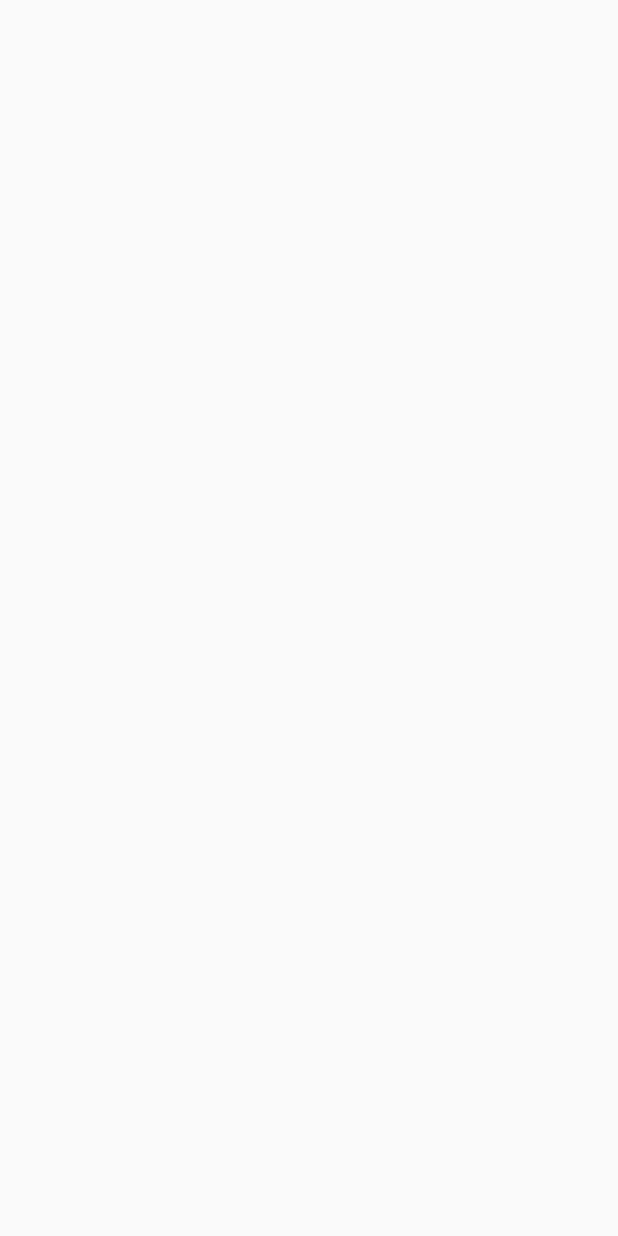
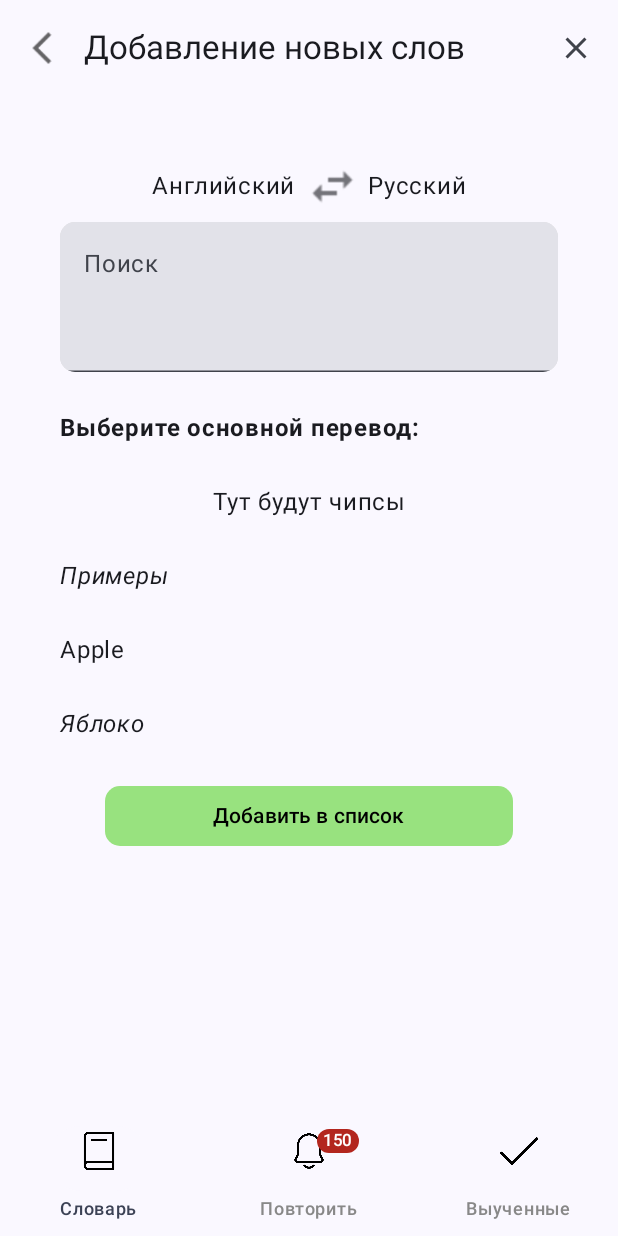
Before and after one commit to Ranfren65/PushWordsApplication, an Android app built with Jetpack Compose: the screen it shows after launch (MainActivity), on a phone screen of 412 x 824 dp. Before the commit the screen is empty. Run offline under Robolectric (Android 15) with nearby library versions, the phone set to English and light mode, and no system bars.

Commit message:
commit dictionary

```diff
--- a/app/src/main/java/com/example/learnenglishapp/MainActivity.kt
+++ b/app/src/main/java/com/example/learnenglishapp/MainActivity.kt
@@ -10,6 +10,10 @@ import androidx.compose.material3.Text
 import androidx.compose.runtime.Composable
 import androidx.compose.ui.Modifier
 import androidx.compose.ui.tooling.preview.Preview
+import com.example.learnenglishapp.presentation.ui.screen.maindictionary.AddNewWordsScreen
+import com.example.learnenglishapp.presentation.ui.screen.maindictionary.ForBeginnersScreen
+import com.example.learnenglishapp.presentation.ui.screen.maindictionary.MainScreen
+import com.example.learnenglishapp.presentation.ui.screen.maindictionary.YourListScreen
 import com.example.learnenglishapp.presentation.ui.theme.LearnEnglishAppTheme
 
 class MainActivity : ComponentActivity() {
@@ -17,7 +21,7 @@ class MainActivity : ComponentActivity() {
         super.onCreate(savedInstanceState)
         setContent {
             LearnEnglishAppTheme {
-
+                AddNewWordsScreen()
             }
         }
     }
--- /dev/null
+++ b/app/src/main/java/com/example/learnenglishapp/presentation/ui/screen/maindictionary/AddNewWordScreen.kt
@@ -0,0 +1,194 @@
+package com.example.learnenglishapp.presentation.ui.screen.maindictionary
+
+import android.annotation.SuppressLint
+import androidx.compose.foundation.background
+import androidx.compose.foundation.layout.Arrangement
+import androidx.compose.foundation.layout.Box
+import androidx.compose.foundation.layout.Column
+import androidx.compose.foundation.layout.Row
+import androidx.compose.foundation.layout.Spacer
+import androidx.compose.foundation.layout.fillMaxSize
+import androidx.compose.foundation.layout.fillMaxWidth
+import androidx.compose.foundation.layout.height
+import androidx.compose.foundation.layout.padding
+import androidx.compose.foundation.layout.size
+import androidx.compose.foundation.shape.RoundedCornerShape
+import androidx.compose.material.icons.Icons
+import androidx.compose.material.icons.filled.Close
+import androidx.compose.material3.Button
+import androidx.compose.material3.ButtonDefaults
+import androidx.compose.material3.ExperimentalMaterial3Api
+import androidx.compose.material3.Icon
+import androidx.compose.material3.IconButton
+import androidx.compose.material3.Scaffold
+import androidx.compose.material3.Text
+import androidx.compose.material3.TextField
+import androidx.compose.material3.TopAppBar
+import androidx.compose.runtime.Composable
+import androidx.compose.runtime.getValue
+import androidx.compose.runtime.mutableStateOf
+import androidx.compose.runtime.remember
+import androidx.compose.runtime.setValue
+import androidx.compose.ui.Alignment
+import androidx.compose.ui.Modifier
+import androidx.compose.ui.draw.clip
+import androidx.compose.ui.graphics.Color
+import androidx.compose.ui.res.colorResource
+import androidx.compose.ui.res.painterResource
+import androidx.compose.ui.text.font.FontStyle
+import androidx.compose.ui.text.font.FontWeight
+import androidx.compose.ui.text.style.TextAlign
+import androidx.compose.ui.unit.dp
+import com.example.learnenglishapp.R
+
+
+@SuppressLint("UnusedMaterial3ScaffoldPaddingParameter")
+@Composable
+fun AddNewWordsScreen() {
+    Scaffold(
+        topBar = {
+            TopBarAddWords(backButtonAddWord = {},
+                           closeAddWordScreen = {})
+        },
+        bottomBar = { BottomBar() }
+
+    ) {
+        AddWords(value = "Поиск") {
+
+        }
+    }
+}
+
+@OptIn(ExperimentalMaterial3Api::class)
+@Composable
+fun TopBarAddWords(
+    backButtonAddWord: () -> Unit,
+    closeAddWordScreen: () -> Unit
+) {
+    TopAppBar(
+        title = { Text(text = "Добавление новых слов") },
+        navigationIcon = {
+            IconButton(onClick = backButtonAddWord) {
+                Icon(
+                    painter = painterResource(id = R.drawable.backbutton),
+                    contentDescription = "back",
+                    tint = Color.Black,
+                    modifier = Modifier.size(25.dp)
+                )
+            }
+        },
+        actions = {
+            IconButton(onClick = closeAddWordScreen) {
+                Icon(
+                    imageVector = Icons.Default.Close,
+                    contentDescription = "Close"
+                )
+            }
+        }
+    )
+}
+
+@Composable
+fun AddWords(
+    value: String,
+    onValueChange: (String) -> Unit
+) {
+    val eng: String = "Английский"
+    val rus: String = "Русский"
+    var serch by remember {
+        mutableStateOf("")
+    }
+    Box(
+        modifier = Modifier
+            .fillMaxSize()
+            .padding(start = 20.dp, end = 20.dp, top = 100.dp)
+
+    ) {
+        Column(
+            modifier = Modifier.fillMaxWidth()
+                    .padding(start = 20.dp, end = 20.dp),
+            horizontalAlignment = Alignment.CenterHorizontally,
+            verticalArrangement = Arrangement.Center
+        ) {
+            Row(
+                verticalAlignment = Alignment.CenterVertically,
+                horizontalArrangement = Arrangement.Center
+            ) {
+                Text(text = eng)
+                IconButton(onClick = { /*TODO*/ }) {
+                    Icon(
+                        painter = painterResource(id = R.drawable.swap),
+                        modifier = Modifier.size(35.dp),
+                        contentDescription = null
+                    )
+                }
+                Text(text = rus)
+            }
+            TextField(
+                modifier = Modifier
+                    .clip(RoundedCornerShape(10.dp))
+                    .background(colorResource(id = R.color.lightLightGray))
+                    .fillMaxWidth()
+                    .height(100.dp),
+                value = serch,
+                onValueChange = { serch = it },
+                placeholder = { Text(text = "Поиск") },
+                trailingIcon = {
+                    if (serch.isNotEmpty())
+                        IconButton(onClick = { /*TODO*/ }) {
+                            Icon(
+                                painter = painterResource(id = R.drawable.vocal),
+                                contentDescription = "vocalize",
+                                modifier = Modifier.size(25.dp)
+                            )
+                        }
+                })
+            Spacer(modifier = Modifier.height(25.dp))
+            Text(modifier = Modifier.fillMaxWidth(),
+                textAlign = TextAlign.Start,
+                text = "Выберите основной перевод:",
+                fontWeight = FontWeight.Bold
+            )
+            Spacer(modifier = Modifier.height(25.dp))
+            ChipsWord()
+            Spacer(modifier = Modifier.height(25.dp))
+            Text(modifier = Modifier.fillMaxWidth(),
+                 textAlign = TextAlign.Start,
+                text = "Примеры",
+                fontStyle = FontStyle.Italic
+            )
+            Spacer(modifier = Modifier.height(25.dp))
+            Text(modifier = Modifier.fillMaxWidth(),
+                 textAlign = TextAlign.Start,
+                 text = "Apple")
+            Spacer(modifier = Modifier.height(25.dp))
+            Text(modifier = Modifier.fillMaxWidth(),
+                 textAlign = TextAlign.Start,
+                text = "Яблоко",
+                fontStyle = FontStyle.Italic
+            )
+            Spacer(modifier = Modifier.height(25.dp))
+            Button(
+                modifier = Modifier
+                    .padding(start = 30.dp, end = 30.dp)
+                    .fillMaxWidth(),
+                shape = RoundedCornerShape(10.dp),
+                colors = ButtonDefaults.buttonColors(
+                    containerColor = colorResource(id = R.color.appGreen),
+                    contentColor = Color.Black
+
+                ),
+
+
+                onClick = { /*TODO*/ }) {
+                Text(text = "Добавить в список")
+            }
+
+        }
+    }
+}
+
+@Composable
+fun ChipsWord() {
+    Text(text = "Тут будут чипсы")
+}
--- a/app/src/main/java/com/example/learnenglishapp/presentation/ui/screen/maindictionary/MainScreen.kt
+++ b/app/src/main/java/com/example/learnenglishapp/presentation/ui/screen/maindictionary/MainScreen.kt
@@ -1,6 +1,7 @@
 package com.example.learnenglishapp.presentation.ui.screen.maindictionary
 
 import androidx.compose.foundation.Image
+import androidx.compose.foundation.background
 import androidx.compose.foundation.clickable
 import androidx.compose.foundation.layout.Arrangement
 import androidx.compose.foundation.layout.Box
@@ -23,8 +24,12 @@ import androidx.compose.material3.CardDefaults
 import androidx.compose.material3.ExperimentalMaterial3Api
 import androidx.compose.material3.Icon
 import androidx.compose.material3.IconButton
+import androidx.compose.material3.MaterialTheme
 import androidx.compose.material3.NavigationBar
+import androidx.compose.material3.NavigationBarDefaults
 import androidx.compose.material3.NavigationBarItem
+import androidx.compose.material3.NavigationBarItemColors
+import androidx.compose.material3.NavigationBarItemDefaults
 import androidx.compose.material3.Scaffold
 import androidx.compose.material3.Text
 import androidx.compose.material3.TextField
@@ -260,7 +265,7 @@ private fun CategoryGroup(
 
 @OptIn(ExperimentalMaterial3Api::class)
 @Composable
-private fun BottomBar(
+ fun BottomBar(
     modifier: Modifier = Modifier,
 
     ) {
@@ -285,10 +290,18 @@ private fun BottomBar(
             hasBadge = false,
         ),
     )
-    NavigationBar {
+    NavigationBar(
+        containerColor = Color.Transparent
+    ) {
         items.forEachIndexed { index, item ->
             NavigationBarItem(
-                modifier = Modifier.padding(bottom = 25.dp),
+                colors = NavigationBarItemDefaults.colors(
+                    unselectedIconColor = Color.Black,
+                    selectedIconColor = Color.Black,
+                    unselectedTextColor = Color.Gray,
+                    indicatorColor = MaterialTheme.colorScheme.background),
+                modifier= Modifier
+                    .fillMaxWidth(),
                 selected = selectedItemIndex == index,
                 onClick = {
                     selectedItemIndex = index
@@ -310,7 +323,9 @@ private fun BottomBar(
                         }
                     ) {
                         Icon(
-                            modifier = Modifier.size(35.dp),
+                            modifier = Modifier
+                                .size(35.dp)
+                                .padding(bottom = 10.dp),
                             painter = painterResource(id = item.iconId),
                             contentDescription = stringResource(id = item.titleId)
                         )
--- a/app/src/main/res/values/colors.xml
+++ b/app/src/main/res/values/colors.xml
@@ -11,4 +11,6 @@
     <color name="green_200">#9DD47F</color>
     <color name="blue_200">#8FC7E5</color>
     <color name="yellow_200">#D7CF7F</color>
+    <color name="appGreen">#98E27F</color>
+    <color name="lightLightGray">#E3E2E2</color>
 </resources>
```
Also changed, not shown: app/src/main/java/com/example/learnenglishapp/data/model/listWord.kt (added, +7 -0 lines), app/src/main/java/com/example/learnenglishapp/presentation/ui/screen/maindictionary/ForBeginnersScreen.kt (added, +210 -0 lines), app/src/main/java/com/example/learnenglishapp/presentation/ui/screen/maindictionary/YourListScreen.kt (added, +74 -0 lines), app/src/main/res/drawable/backbutton.png (added), app/src/main/res/drawable/swap.png (added), app/src/main/res/drawable/vocal.png (added).
